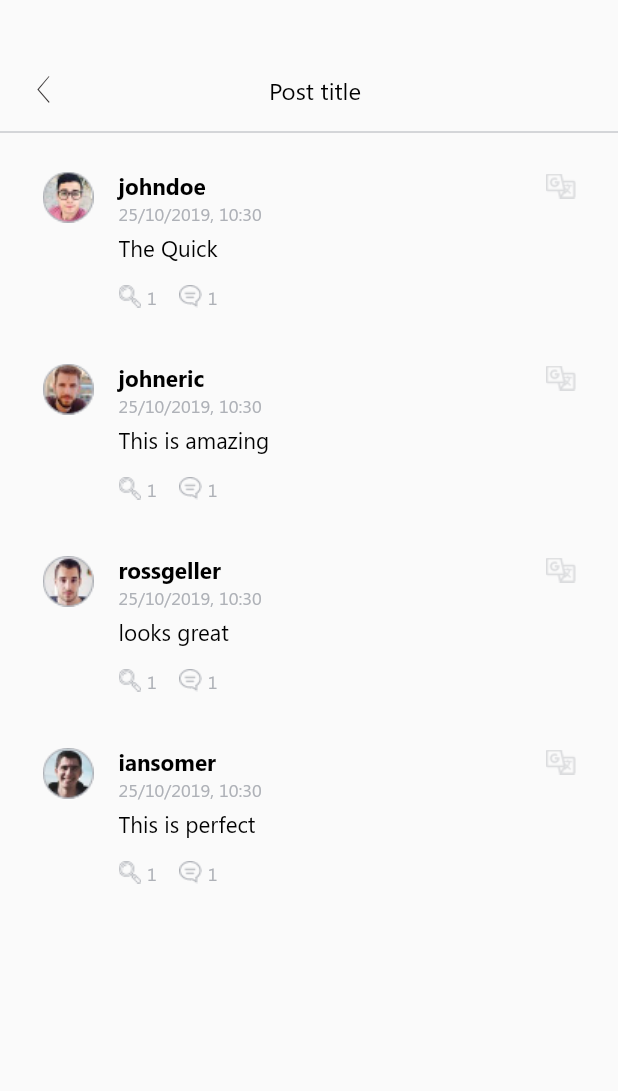
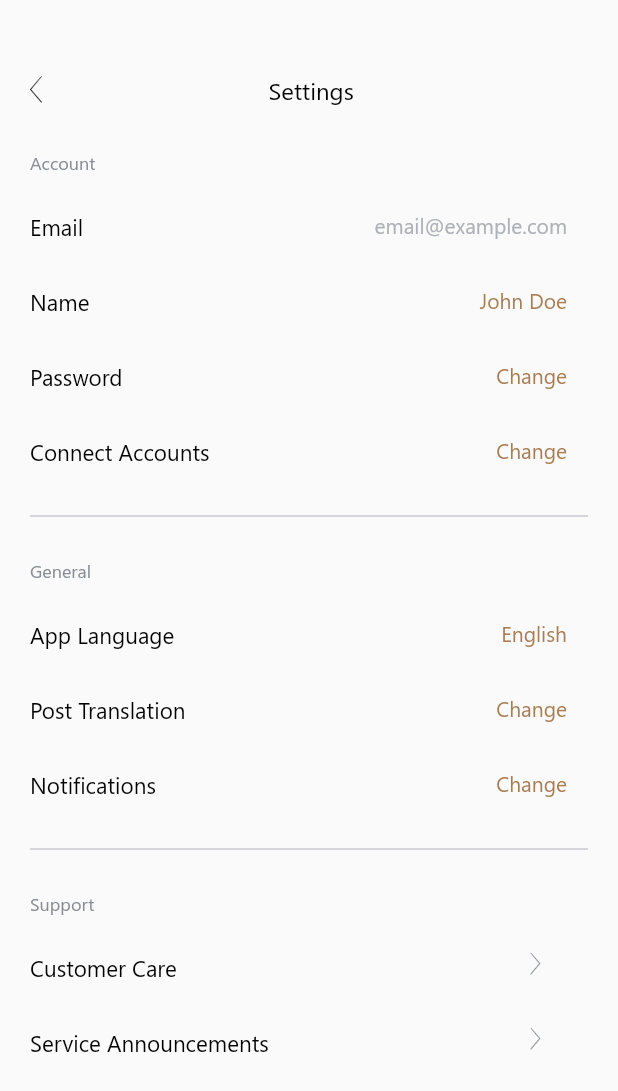
Before and after one commit to iamvivekkaushik/Diwan, a Flutter app: the screen it shows after launch, on a phone screen of 412 x 824 dp. Shown: the top 1091 px of the screen. Run offline on Flutter 3.47's test engine with Material 2 defaults, Android fonts, the phone set to English and light mode, and no system bars.

Commit message:
created ui for the Setting screen, need to fix the screen overflow issue.

```diff
--- a/lang/ar.json
+++ b/lang/ar.json
@@ -69,5 +69,7 @@
   "bookmarks": "إشارات مرجعية",
   "diwan": "الديوان",
   "joined": "انضم",
-  "purchase": "شراء"
+  "purchase": "شراء",
+  "settings": "الإعدادات",
+  "customer_care": "رعاية العميل"
 }
--- a/lang/en.json
+++ b/lang/en.json
@@ -69,5 +69,7 @@
   "bookmarks": "Bookmarks",
   "diwan": "Diwan",
   "joined": "Joined",
-  "purchase": "Purchase"
+  "purchase": "Purchase",
+  "settings": "Settings",
+  "customer_care": "Customer Care"
 }
--- a/lang/ko.json
+++ b/lang/ko.json
@@ -69,5 +69,7 @@
   "bookmarks": "즐겨 찾기",
   "diwan": "디완",
   "joined": "가입",
-  "purchase": "매수"
+  "purchase": "매수",
+  "settings": "설정",
+  "customer_care": "고객 지원"
 }
--- a/lib/main.dart
+++ b/lib/main.dart
@@ -1,7 +1,6 @@
 import 'package:diwan/config/config.dart';
 import 'package:diwan/route_generator.dart';
-import 'package:diwan/screens/diwan_screen.dart';
-import 'package:diwan/screens/post_comment.dart';
+import 'package:diwan/screens/setting_screen.dart';
 import 'package:flutter/material.dart';
 import 'package:flutter_localizations/flutter_localizations.dart';
 
@@ -35,7 +34,7 @@ class MyApp extends StatelessWidget {
         // Current Device locale is not supported, fallback to english
         return supportedLocales.first;
       },
-      home: PostCommentScreen(''),
+      home: SettingScreen(),
       onGenerateRoute: RouteGenerator.generateRoute,
     );
   }
--- a/lib/res/colors.dart
+++ b/lib/res/colors.dart
@@ -11,6 +11,7 @@ class AppColors {
   static const Color blackIcon = Color(0xff363232);
   static const Color textFieldBorder = Color(0xffDADCDF);
   static const Color textFieldHint = Color(0xffAEB1B7);
+  static const Color settingCategoryTitle = Color(0xff888D95);
   static const Color progressBarBg = Color(0xffEBEBEB);
   static const Color termsBackground = Color(0xffECECEC);
   static const Color tickBackground = Color(0xffD8D8D8);
--- a/lib/res/style.dart
+++ b/lib/res/style.dart
@@ -84,6 +84,8 @@ final TextStyle textFieldHintStyle = TextStyle(
 final TextStyle textFieldStyle =
     TextStyle(fontSize: 14, fontFamily: 'Segoe', fontWeight: FontWeight.w400);
 
+// Style for Comment Screen
+
 final TextStyle commentUsernameStyle = TextStyle(
     fontSize: 15,
     fontFamily: 'Segoe',
@@ -101,3 +103,29 @@ final TextStyle commentStyle = TextStyle(
     fontFamily: 'Segoe',
     fontWeight: FontWeight.w400,
     color: Colors.black);
+
+// Style for Setting Screen
+
+final TextStyle settingCategoryTitleStyle = TextStyle(
+    fontSize: 12,
+    fontFamily: 'Segoe',
+    fontWeight: FontWeight.w400,
+    color: AppColors.settingCategoryTitle);
+
+final TextStyle settingNameStyle = TextStyle(
+    fontSize: 15,
+    fontFamily: 'Segoe',
+    fontWeight: FontWeight.w400,
+    color: Colors.black);
+
+final TextStyle settingSubTextActiveStyle = TextStyle(
+    fontSize: 14,
+    fontFamily: 'Segoe',
+    fontWeight: FontWeight.w400,
+    color: AppColors.buttonBackground);
+
+final TextStyle settingSubTextInactiveStyle = TextStyle(
+    fontSize: 14,
+    fontFamily: 'Segoe',
+    fontWeight: FontWeight.w400,
+    color: AppColors.textFieldHint);
--- /dev/null
+++ b/lib/screens/setting_screen.dart
@@ -0,0 +1,213 @@
+import 'package:diwan/helper/app_localization.dart';
+import 'package:diwan/helper/diwan_icons.dart';
+import 'package:diwan/res/colors.dart';
+import 'package:diwan/res/dimen.dart';
+import 'package:diwan/res/style.dart';
+import 'package:flutter/material.dart';
+
+class SettingScreen extends StatefulWidget {
+  @override
+  _SettingScreenState createState() => _SettingScreenState();
+}
+
+class _SettingScreenState extends State<SettingScreen> {
+  @override
+  Widget build(BuildContext context) {
+    return Scaffold(
+      body: Column(
+        mainAxisAlignment: MainAxisAlignment.start,
+        crossAxisAlignment: CrossAxisAlignment.start,
+        children: <Widget>[
+          SizedBox(
+            height: Dimen.topMargin,
+          ),
+          Container(
+            height: 40,
+//            margin: EdgeInsets.fromLTRB(0, 0, 0, 10),
+            child: Row(
+              mainAxisAlignment: MainAxisAlignment.start,
+              crossAxisAlignment: CrossAxisAlignment.start,
+              children: <Widget>[
+                Container(
+                  margin: EdgeInsets.fromLTRB(0, 0, 5, 0),
+                  child: IconButton(
+                    icon: Icon(
+                      DiwanIcons.back,
+                      size: 18,
+                    ),
+                    color: AppColors.blackIcon,
+                    onPressed: () {
+                      // Go Back To previous Screen
+                      Navigator.of(context).pop();
+                    },
+                  ),
+                ),
+                Expanded(
+                  child: Center(
+                    child: Text(
+                      AppLocalization.of(context).translate('settings'),
+                      style: appBarRegTextStyle,
+                    ),
+                  ),
+                ),
+                Container(
+                  width: 50,
+                )
+              ],
+            ),
+          ),
+
+          SingleChildScrollView(
+            child: Column(
+              children: <Widget>[
+                SizedBox(
+                  height: 10,
+                ),
+
+                Container(
+                  width: MediaQuery.of(context).size.width - 40,
+                  margin: EdgeInsets.symmetric(horizontal: 20, vertical: 10),
+                  child: Text(
+                    AppLocalization.of(context).translate('account'),
+                    style: settingCategoryTitleStyle,
+                  ),
+                ),
+
+                Container(
+                  margin: EdgeInsets.symmetric(horizontal: 20, vertical: 15),
+                     child: _createRow(title: AppLocalization.of(context).translate('email'),
+                     subText: "email@example.com")),
+
+                Container(
+                    margin: EdgeInsets.symmetric(horizontal: 20, vertical: 15),
+                    child: _createRow(title: AppLocalization.of(context).translate('name'),
+                        subText: "John Doe",
+                    path: "")),
+
+                Container(
+                    margin: EdgeInsets.symmetric(horizontal: 20, vertical: 15),
+                    child: _createRow(title: AppLocalization.of(context).translate('password'),
+                        subText: AppLocalization.of(context).translate('change'),
+                    path: "")),
+
+                Container(
+                    margin: EdgeInsets.symmetric(horizontal: 20, vertical: 15),
+                    child: _createRow(title: AppLocalization.of(context).translate('connect_accounts'),
+                        subText: AppLocalization.of(context).translate('change'),
+                        path: "")),
+
+
+                Container(
+                  width: MediaQuery.of(context).size.width - 40,
+                  margin: EdgeInsets.symmetric(horizontal: 20, vertical: 10),
+                  child: Divider(
+                    color: AppColors.separator,
+                  ),
+                ),
+
+                Container(
+                  width: MediaQuery.of(context).size.width - 40,
+                  margin: EdgeInsets.symmetric(horizontal: 20, vertical: 10),
+                  child: Text(
+                    AppLocalization.of(context).translate('general'),
+                    style: settingCategoryTitleStyle,
+                  ),
+                ),
+
+                Container(
+                    margin: EdgeInsets.symmetric(horizontal: 20, vertical: 15),
+                    child: _createRow(title: AppLocalization.of(context).translate('app_language'),
+                        subText: "English", path: "")),
+
+                Container(
+                    margin: EdgeInsets.symmetric(horizontal: 20, vertical: 15),
+                    child: _createRow(title: AppLocalization.of(context).translate('post_translation'),
+                        subText: AppLocalization.of(context).translate('change'),
+                        path: "")),
+
+                Container(
+                    margin: EdgeInsets.symmetric(horizontal: 20, vertical: 15),
+                    child: _createRow(title: AppLocalization.of(context).translate('notifications'),
+                        subText: AppLocalization.of(context).translate('change'),
+                        path: "")),
+
+                Container(
+                  width: MediaQuery.of(context).size.width - 40,
+                  margin: EdgeInsets.symmetric(horizontal: 20, vertical: 10),
+                  child: Divider(
+                    color: AppColors.separator,
+                  ),
+                ),
+
+                Container(
+                  width: MediaQuery.of(context).size.width - 40,
+                  margin: EdgeInsets.symmetric(horizontal: 20, vertical: 10),
+                  child: Text(
+                    AppLocalization.of(context).translate('support'),
+                    style: settingCategoryTitleStyle,
+                  ),
+                ),
+
+                Container(
+                    margin: EdgeInsets.symmetric(horizontal: 20, vertical: 15),
+                    child: _createRowWithIcon(title: AppLocalization.of(context).translate('customer_care'),
+                        path: "")),
+
+                Container(
+                    margin: EdgeInsets.symmetric(horizontal: 20, vertical: 15),
+                    child: _createRowWithIcon(title: AppLocalization.of(context).translate('service_announcements'),
+                        path: "")),
+              ],
+            ),
+          ),
+        ],
+      ),
+    );
+  }
+
+
+  Widget _createRow({String title, String subText, String path}) {
+    double width = (MediaQuery.of(context).size.width - 24) / 2;
+    return Row(
+      mainAxisAlignment: MainAxisAlignment.start,
+      crossAxisAlignment: CrossAxisAlignment.start,
+      children: <Widget>[
+        Container(
+          width: width - 30,
+          child: Text(
+            title,
+            style: settingNameStyle,
+          ),
+        ),
+        Container(
+          width: width,
+          child: Align(
+              alignment: Alignment.centerRight,
+              child: Text(
+                subText,
+                style: path != null ? settingSubTextActiveStyle : settingSubTextInactiveStyle,
+              )),
+        )
+      ],
+    );
+  }
+
+  Widget _createRowWithIcon({String title, String path}) {
+    double width = MediaQuery.of(context).size.width - 80;
+    return Row(
+      mainAxisAlignment: MainAxisAlignment.start,
+      crossAxisAlignment: CrossAxisAlignment.start,
+      children: <Widget>[
+        Container(
+          width: width,
+          child: Text(
+            title,
+            style: settingNameStyle,
+          ),
+        ),
+        Image.asset('images/icon_forward.png', width: 10,
+            height: 15,)
+      ],
+    );
+  }
+}
```
Also changed, not shown: images/icon_forward.png (added).
